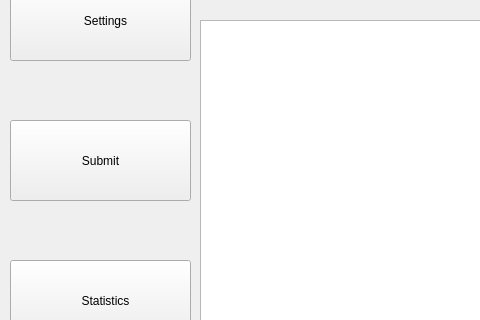
This is scripts/Qt/main.ui in tahiri-lab/iPhyloGeo_plus_plus as Qt 5 draws it before an edit; both pictures show x 0 to 480 and y 139 to 459 of the 1143 by 670 pixel window. The edited form follows.
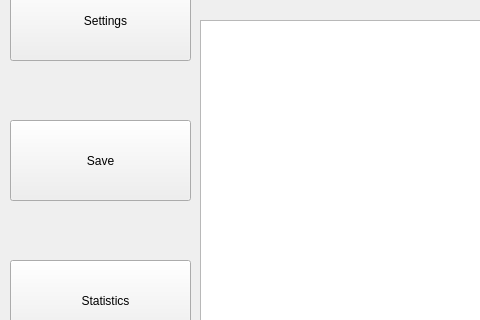
This is the edited form. The open tabs and pages were chosen to show the change. Icons and pictures are not drawn.

Commit message:
Refactor SVG files and update UI elements
- Adjusted `viewBox`, `width`, and `height` attributes in SVG files to remove extra space around icons.
- Updated `main.ui` to improve layout and styling of buttons and text.
- Ensured consistent styling across different states of buttons.

What changed in the file:
```diff
--- a/scripts/Qt/main.ui
+++ b/scripts/Qt/main.ui
@@ -2203,7 +2203,7 @@
         </rect>
        </property>
        <property name="text">
-        <string>Submit</string>
+        <string>Save</string>
        </property>
        <property name="icon">
         <iconset resource="../../img/resources.qrc">
```
Left out of the diff: 6 changed lines with no effect on the pictures. The commit also changes 3 other files.
